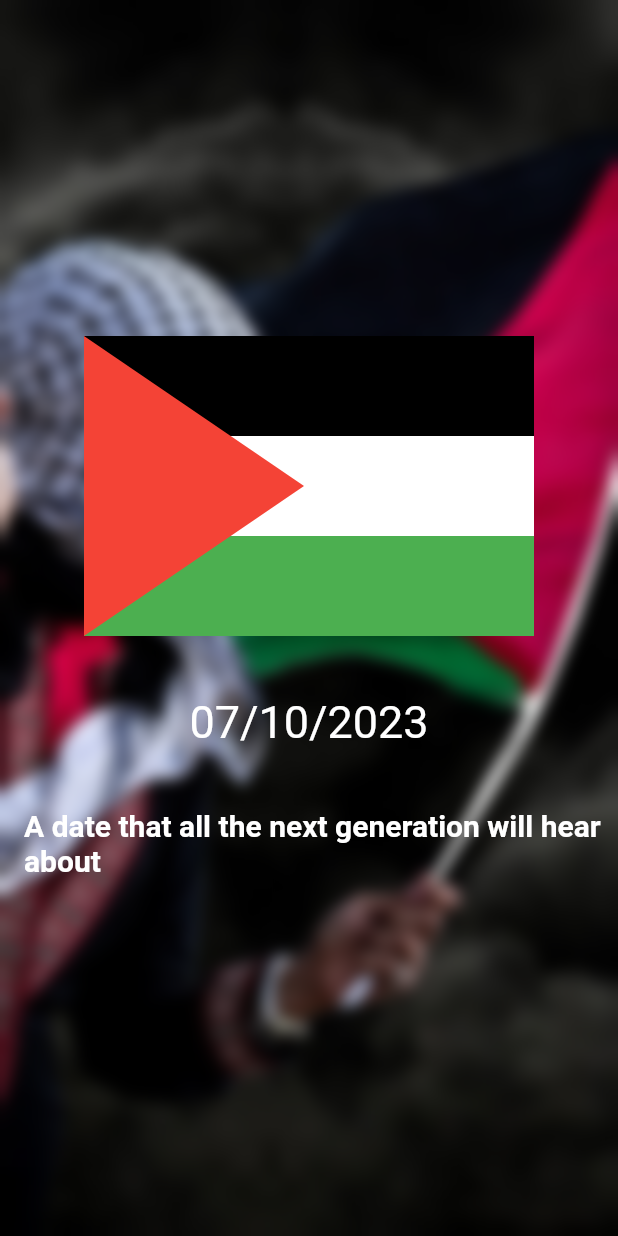
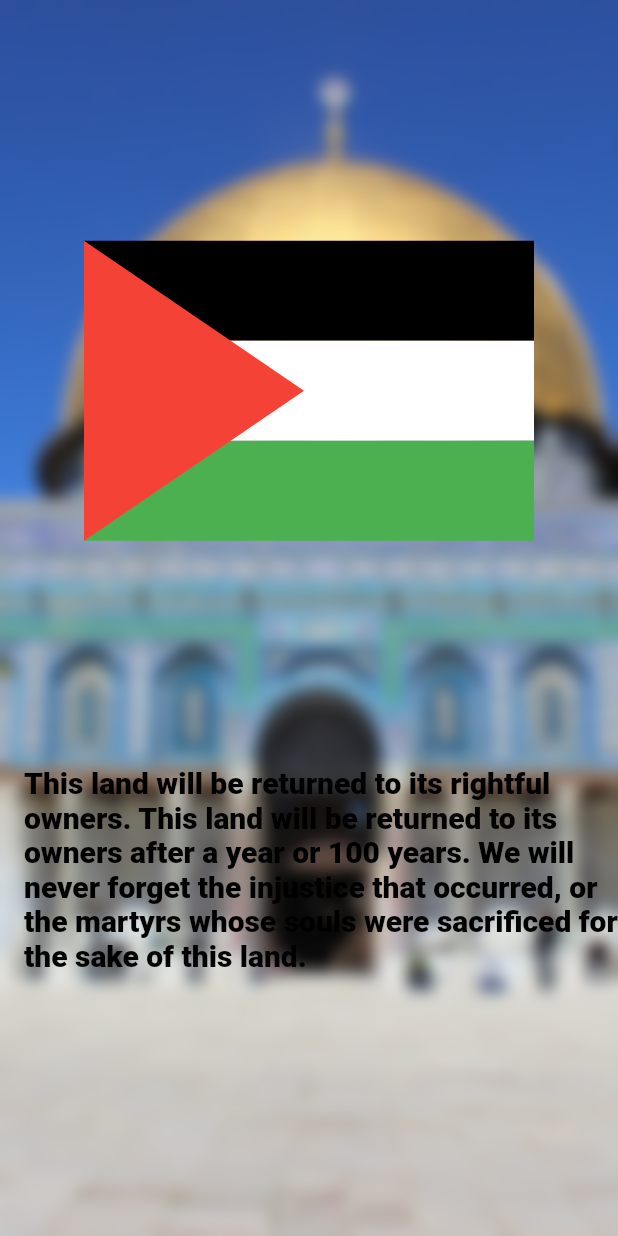
Before and after one commit to Mutei/flag, a Flutter app: the screen it shows after launch, on a phone screen of 412 x 824 dp. Run offline on Flutter 3.47's test engine with Material 2 defaults, Android fonts, the phone set to English and light mode, and no system bars.

Commit message:
second commit

```diff
--- a/lib/main.dart
+++ b/lib/main.dart
@@ -18,7 +18,7 @@ class MyApp extends StatelessWidget {
           children: [
             // Background Image
             Image.asset(
-              'images/p.jpeg',
+              'images/aksa.jpeg',
               fit: BoxFit.cover,
               width: double.infinity,
               height: double.infinity,
@@ -36,17 +36,7 @@ class MyApp extends StatelessWidget {
                 children: [
                   const CountryFlag(),
                   const SizedBox(
-                    height: 40,
-                  ),
-                  const Text(
-                    "07/10/2023",
-                    style: TextStyle(
-                      fontSize: 30,
-                      color: Colors.white,
-                    ),
-                  ),
-                  const SizedBox(
-                    height: 40,
+                    height: 150,
                   ),
                   Container(
                     margin: const EdgeInsets.only(
@@ -54,11 +44,11 @@ class MyApp extends StatelessWidget {
                       bottom: 15,
                     ),
                     child: const Text(
-                      "A date that all the next generation will hear about",
+                      "This land will be returned to its rightful owners. This land will be returned to its owners after a year or 100 years. We will never forget the injustice that occurred, or the martyrs whose souls were sacrificed for the sake of this land.",
                       style: TextStyle(
                         fontSize: 20,
-                        color: Colors.white,
-                        fontWeight: FontWeight.bold,
+                        color: Colors.black,
+                        fontWeight: FontWeight.w900,
                       ),
                     ),
                   ),
```
Also changed, not shown: images/aksa.jpeg (added).
